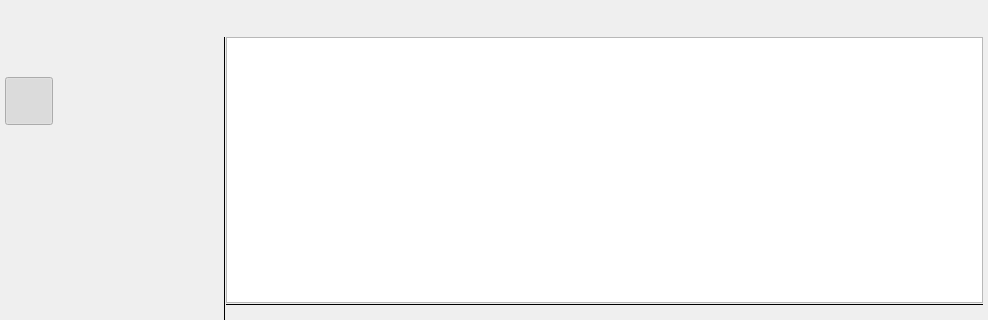
First picture: the form in src/ui/main.ui, repository Michal-D4/fileo, before the edit; both pictures show x 0 to 988 and y 0 to 320 of the 988 by 600 pixel window.
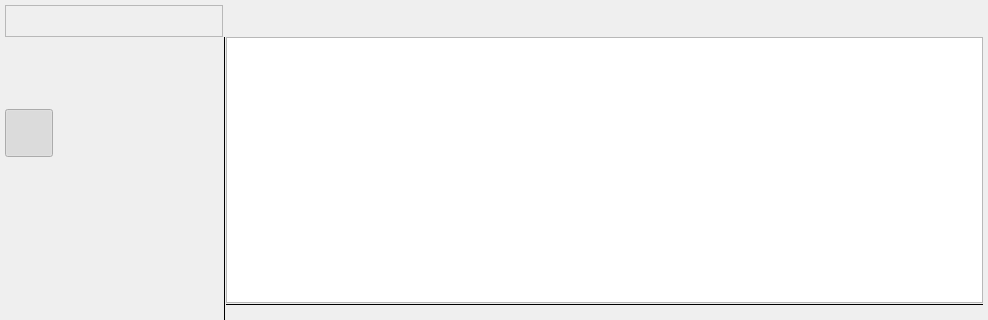
Second picture: the form after the edit.

```diff
--- a/src/ui/main.ui
+++ b/src/ui/main.ui
@@ -37,8 +37,170 @@
      <number>5</number>
     </property>
     <item>
-     <layout class="QHBoxLayout" name="horizontalLayout_6" stretch="0,0,1">
+     <layout class="QHBoxLayout" name="horizontalLayout_8" stretch="0,1">
       <property name="spacing">
+       <number>0</number>
+      </property>
+      <item>
+       <widget class="QFrame" name="left_part">
+        <property name="frameShape">
+         <enum>QFrame::NoFrame</enum>
+        </property>
+        <property name="frameShadow">
+         <enum>QFrame::Plain</enum>
+        </property>
+        <layout class="QVBoxLayout" name="verticalLayout_5">
+         <property name="spacing">
+          <number>0</number>
+         </property>
+         <property name="leftMargin">
+          <number>0</number>
+         </property>
+         <property name="topMargin">
+          <number>0</number>
+         </property>
+         <property name="rightMargin">
+          <number>0</number>
+         </property>
+         <property name="bottomMargin">
+          <number>0</number>
+         </property>
+         <item>
+          <widget class="QFrame" name="left_top">
+           <property name="frameShape">
+            <enum>QFrame::StyledPanel</enum>
+           </property>
+           <property name="frameShadow">
+            <enum>QFrame::Raised</enum>
+           </property>
+           <layout class="QHBoxLayout" name="horizontalLayout_6" stretch="0,1,0">
+            <property name="leftMargin">
+             <number>0</number>
+            </property>
+            <property name="topMargin">
+             <number>0</number>
+            </property>
+            <property name="rightMargin">
+             <number>0</number>
+            </property>
+            <property name="bottomMargin">
+             <number>0</number>
+            </property>
+            <item>
+             <widget class="QLabel" name="ico">
+              <property name="minimumSize">
+               <size>
+                <width>40</width>
+                <height>30</height>
+               </size>
+              </property>
+              <property name="maximumSize">
+               <size>
+                <width>16777215</width>
+                <height>30</height>
+               </size>
+              </property>
+              <property name="text">
+               <string/>
+              </property>
+              <property name="alignment">
+               <set>Qt::AlignCenter</set>
+              </property>
+             </widget>
+            </item>
+            <item>
+             <widget class="QLabel" name="app_mode">
+              <property name="sizePolicy">
+               <sizepolicy hsizetype="Preferred" vsizetype="Fixed">
+                <horstretch>0</horstretch>
+                <verstretch>0</verstretch>
+               </sizepolicy>
+              </property>
+              <property name="minimumSize">
+               <size>
+                <width>0</width>
+                <height>30</height>
+               </size>
+              </property>
+              <property name="maximumSize">
+               <size>
+                <width>16777215</width>
+                <height>30</height>
+               </size>
+              </property>
+              <property name="text">
+               <string/>
+              </property>
+             </widget>
+            </item>
+            <item>
+             <widget class="QToolButton" name="more">
+              <property name="minimumSize">
+               <size>
+                <width>30</width>
+                <height>30</height>
+               </size>
+              </property>
+              <property name="maximumSize">
+               <size>
+                <width>30</width>
+                <height>30</height>
+               </size>
+              </property>
+              <property name="toolTip">
+               <string>Hide/Show Views</string>
+              </property>
+              <property name="whatsThis">
+               <string extracomment="Slected views..."/>
+              </property>
+              <property name="autoFillBackground">
+               <bool>false</bool>
+              </property>
+              <property name="text">
+               <string/>
+              </property>
+              <property name="iconSize">
+               <size>
+                <width>22</width>
+                <height>22</height>
+               </size>
+              </property>
+              <property name="checkable">
+               <bool>false</bool>
+              </property>
+              <property name="popupMode">
+               <enum>QToolButton::InstantPopup</enum>
+              </property>
+              <property name="autoRaise">
+               <bool>true</bool>
+              </property>
+             </widget>
+            </item>
+           </layout>
+          </widget>
+         </item>
+         <item>
+          <widget class="QFrame" name="left_bottom">
+           <property name="frameShape">
+            <enum>QFrame::NoFrame</enum>
+           </property>
+           <property name="frameShadow">
+            <enum>QFrame::Plain</enum>
+           </property>
+           <layout class="QHBoxLayout" name="horizontalLayout_7" stretch="0,1">
+            <property name="spacing">
+             <number>0</number>
+            </property>
+            <property name="leftMargin">
+             <number>0</number>
+            </property>
+            <property name="topMargin">
+             <number>0</number>
+            </property>
+            <property name="rightMargin">
+             <number>0</number>
+            </property>
+            <property name="bottomMargin">
        <number>0</number>
       </property>
       <item>
@@ -352,6 +514,12 @@
         </property>
        </widget>
       </item>
+           </layout>
+          </widget>
+         </item>
+        </layout>
+       </widget>
+      </item>
       <item>
        <widget class="QFrame" name="main_pane">
         <property name="sizePolicy">
@@ -474,14 +642,14 @@
                <widget class="QToolButton" name="recent_files">
                 <property name="minimumSize">
                  <size>
-                  <width>24</width>
-                  <height>24</height>
+                  <width>30</width>
+                  <height>30</height>
                  </size>
                 </property>
                 <property name="maximumSize">
                  <size>
-                  <width>24</width>
-                  <height>24</height>
+                  <width>30</width>
+                  <height>30</height>
                  </size>
                 </property>
                 <property name="toolTip">
@@ -508,14 +676,14 @@
                <widget class="QToolButton" name="btn_search">
                 <property name="minimumSize">
                  <size>
-                  <width>24</width>
-                  <height>24</height>
+                  <width>30</width>
+                  <height>30</height>
                  </size>
                 </property>
                 <property name="maximumSize">
                  <size>
-                  <width>24</width>
-                  <height>24</height>
+                  <width>30</width>
+                  <height>30</height>
                  </size>
                 </property>
                 <property name="toolTip">
@@ -548,14 +716,14 @@
                 </property>
                 <property name="minimumSize">
                  <size>
-                  <width>24</width>
-                  <height>24</height>
+                  <width>30</width>
+                  <height>30</height>
                  </size>
                 </property>
                 <property name="maximumSize">
                  <size>
-                  <width>24</width>
-                  <height>24</height>
+                  <width>30</width>
+                  <height>30</height>
                  </size>
                 </property>
                 <property name="toolTip">
```
Lines whose indentation alone changed are shown as unchanged.
